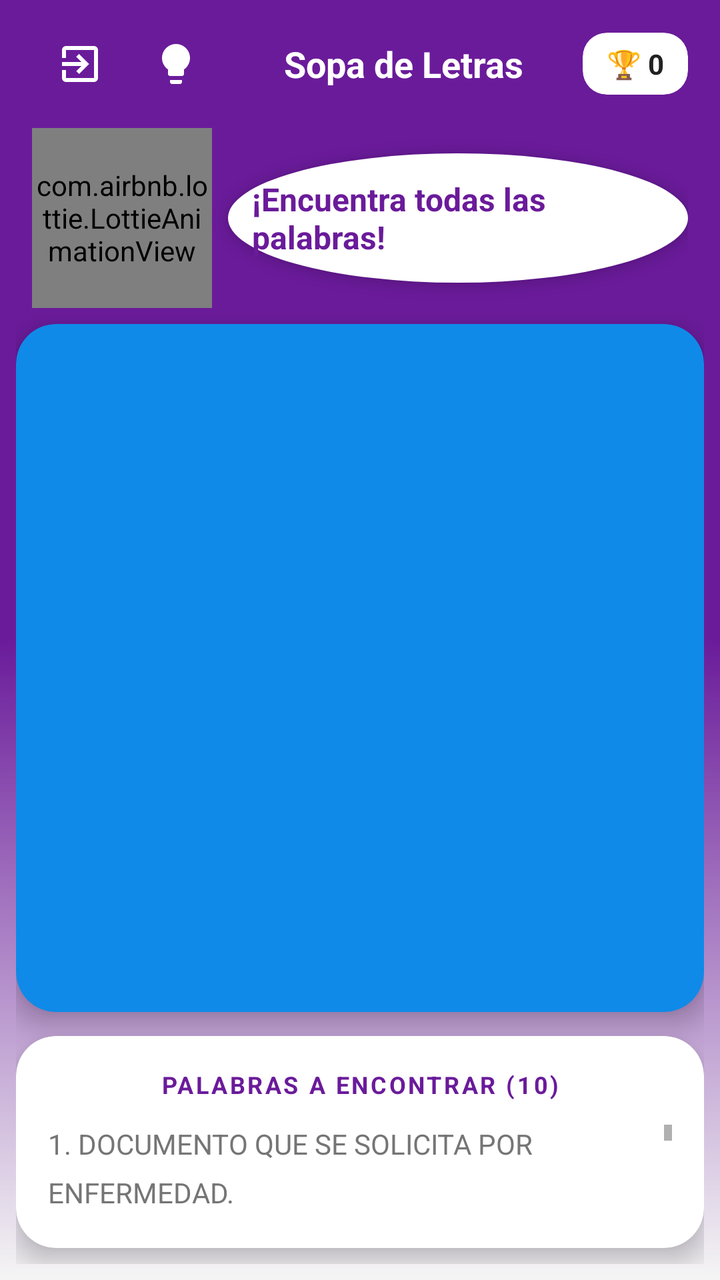
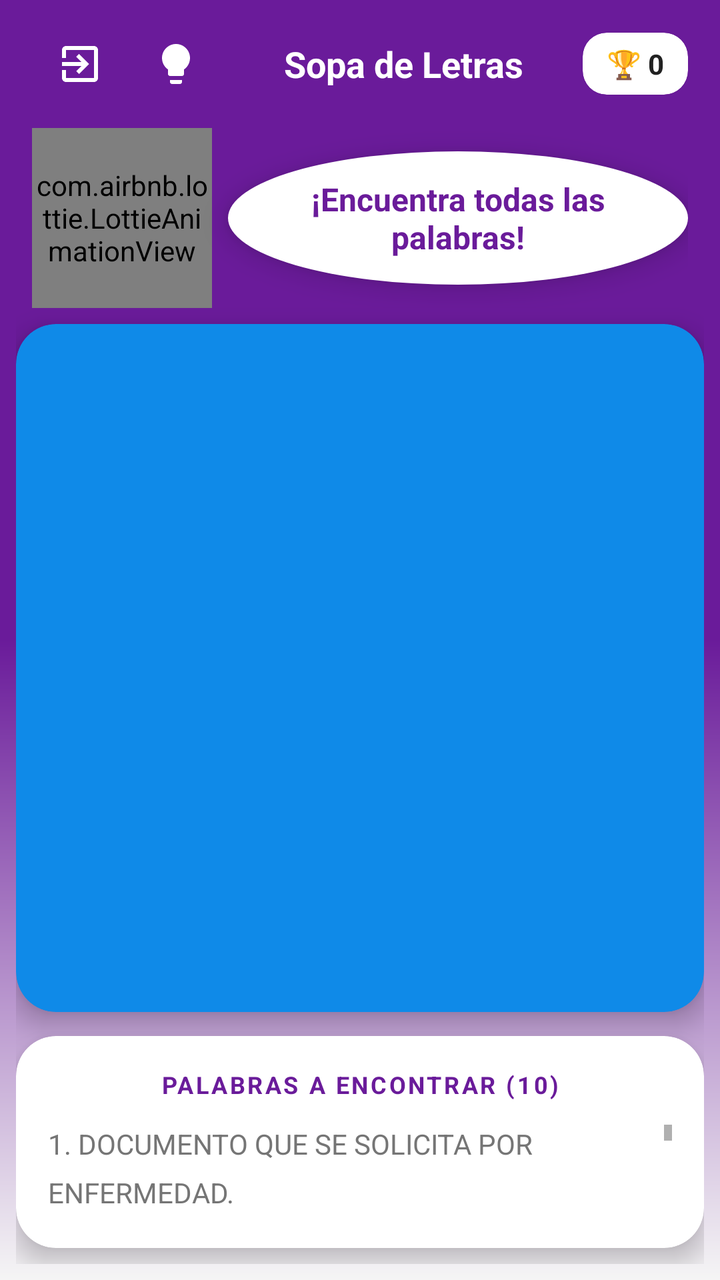

Screens rendered from an Android XML layout before and after an edit, with the pre-edit source and the edit as a unified diff.
<!-- AndroidManifest.xml: activity theme Theme.ReglamentoUpp -->
<!-- res/layout/activity_word_search.xml -->
<?xml version="1.0" encoding="utf-8"?>
<androidx.constraintlayout.widget.ConstraintLayout
    xmlns:android="http://schemas.android.com/apk/res/android"
    xmlns:app="http://schemas.android.com/apk/res-auto"
    xmlns:tools="http://schemas.android.com/tools"
    android:layout_width="match_parent"
    android:layout_height="match_parent"
    android:background="@drawable/game_background"
    android:padding="8dp"
    tools:context=".WordSearchActivity">

    <LinearLayout
        android:id="@+id/headerLayout"
        android:layout_width="match_parent"
        android:layout_height="wrap_content"
        android:orientation="horizontal"
        android:gravity="center_vertical"
        android:paddingHorizontal="8dp"
        app:layout_constraintTop_toTopOf="parent">

        <ImageButton
            android:id="@+id/btnBack"
            android:layout_width="48dp"
            android:layout_height="48dp"
            android:background="?attr/selectableItemBackgroundBorderless"
            android:src="@drawable/ic_logout"
            app:tint="@color/white"
            android:contentDescription="Volver" />

        <ImageButton
            android:id="@+id/btnHelpWS"
            android:layout_width="48dp"
            android:layout_height="48dp"
            android:background="?attr/selectableItemBackgroundBorderless"
            android:src="@drawable/ic_foco"
            app:tint="@color/white" />

        <TextView
            android:layout_width="0dp"
            android:layout_height="wrap_content"
            android:layout_weight="1"
            android:text="Sopa de Letras"
            android:textAlignment="center"
            android:textColor="@color/white"
            android:textStyle="bold"
            android:textSize="18sp" />

        <com.google.android.material.card.MaterialCardView
            android:layout_width="wrap_content"
            android:layout_height="wrap_content"
            app:cardCornerRadius="12dp"
            app:cardBackgroundColor="@color/white">

            <LinearLayout
                android:layout_width="wrap_content"
                android:layout_height="wrap_content"
                android:orientation="horizontal"
                android:paddingHorizontal="12dp"
                android:paddingVertical="6dp"
                android:gravity="center_vertical">

                <TextView
                    android:id="@+id/tv_score_puntos"
                    android:layout_width="wrap_content"
                    android:layout_height="wrap_content"
                    android:text="🏆 0"
                    android:textColor="@color/text_primary"
                    android:textStyle="bold" />
            </LinearLayout>
        </com.google.android.material.card.MaterialCardView>
    </LinearLayout>

    <LinearLayout
        android:id="@+id/llMascotArea"
        android:layout_width="match_parent"
        android:layout_height="wrap_content"
        android:orientation="horizontal"
        android:paddingHorizontal="8dp"
        android:paddingTop="8dp"
        android:gravity="center_vertical"
        app:layout_constraintTop_toBottomOf="@id/headerLayout">

        <com.airbnb.lottie.LottieAnimationView
            android:id="@+id/lottieMascot"
            android:layout_width="90dp"
            android:layout_height="90dp"
            app:lottie_rawRes="@raw/owlie_nodding"
            app:lottie_autoPlay="true"
            app:lottie_loop="true" />

        <TextView
            android:id="@+id/tvMessage"
            android:layout_width="match_parent"
            android:layout_height="wrap_content"
            android:background="@drawable/white_circle_bg"
            android:padding="12dp"
            android:layout_marginStart="8dp"
            android:text="¡Encuentra todas las palabras!"
            android:textColor="@color/upp_primary"
            android:textStyle="bold"
            android:textSize="16sp"
            android:elevation="4dp"/>
    </LinearLayout>

    <com.google.android.material.card.MaterialCardView
        android:id="@+id/cardCuadricula"
        android:layout_width="match_parent"
        android:layout_height="0dp"
        android:layout_marginTop="8dp"
        app:cardCornerRadius="20dp"
        app:cardElevation="8dp"
        app:cardBackgroundColor="#0F8AE8"
        app:layout_constraintTop_toBottomOf="@id/llMascotArea"
        app:layout_constraintDimensionRatio="1:1">

        <GridLayout
            android:id="@+id/contenedor_cuadricula"
            android:layout_width="match_parent"
            android:layout_height="match_parent"
            android:padding="4dp"
            android:columnCount="14"
            android:rowCount="14" />
    </com.google.android.material.card.MaterialCardView>

    <com.google.android.material.card.MaterialCardView
        android:id="@+id/cardPalabras"
        android:layout_width="match_parent"
        android:layout_height="0dp"
        android:layout_marginTop="12dp"
        android:layout_marginBottom="8dp"
        app:cardCornerRadius="20dp"
        app:cardElevation="8dp"
        app:cardBackgroundColor="@color/white"
        app:layout_constraintTop_toBottomOf="@id/cardCuadricula"
        app:layout_constraintBottom_toTopOf="@id/btn_regresar">

        <LinearLayout
            android:layout_width="match_parent"
            android:layout_height="match_parent"
            android:orientation="vertical"
            android:padding="16dp">

            <TextView
                android:id="@+id/titulo_palabras"
                android:layout_width="match_parent"
                android:layout_height="wrap_content"
                android:text="PALABRAS A ENCONTRAR (10)"
                android:textSize="12sp"
                android:letterSpacing="0.1"
                android:textColor="@color/upp_primary"
                android:textStyle="bold"
                android:gravity="center"
                android:layout_marginBottom="12dp"/>

            <ScrollView
                android:id="@+id/scroll_palabras"
                android:layout_width="match_parent"
                android:layout_height="0dp"
                android:layout_weight="1"
                android:fadeScrollbars="false">

                <TextView
                    android:id="@+id/lista_palabras"
                    android:layout_width="match_parent"
                    android:layout_height="wrap_content"
                    android:lineSpacingExtra="8dp"
                    android:paddingBottom="8dp"
                    android:text="1. DOCUMENTO QUE SE SOLICITA POR ENFERMEDAD.\n\n2. DOCUMENTO QUE HABLA SOBRE REGLAS.\n\n3. DOCUMENTO QUE RECIBES AL FINALIZAR LA CARRERA.\n\n4. RECURSO QUE EL ESTUDIANTE DEBE CUIDAR AL USAR EN LABORATORIOS.\n\n5. TRÁMITE OBLIGATORIO PARA MANTENER EL ESTATUS DE ALUMNO ACTIVO CADA PERIODO.\n\n6. EL PROCESO DE REVISIÓN FORMAL DE UNA CALIFICACIÓN CON LA QUE EL ALUMNO NO ESTÁ DE ACUERDO.\n\n7. SERVICIO OBLIGATORIO QUE EL ALUMNO DEBE CUMPLIR COMO REQUISITO DE TITULACIÓN.\n\n8. RESULTADO DIRECTO DE COMETER UNA FALTA GRAVE.\n\n9. LA CLASIFICACIÓN QUE RECIBE LA ALTERACIÓN DE HORARIOS, FECHAS O FOLIOS DE DOCUMENTOS OFICIALES.\n\n10. NOMBRE DEL LISTADO DE ACCIONES QUE NO SON PERMITIDAS."
                    android:textColor="@color/text_secondary"
                    android:textSize="14sp" />
            </ScrollView>
        </LinearLayout>
    </com.google.android.material.card.MaterialCardView>

    <com.google.android.material.button.MaterialButton
        android:id="@+id/btn_regresar"
        android:layout_width="match_parent"
        android:layout_height="56dp"
        android:text="REGRESAR AL MENÚ"
        android:textColor="@color/white"
        android:textSize="16sp"
        android:textStyle="bold"
        app:cornerRadius="16dp"
        app:backgroundTint="@color/upp_primary"
        android:visibility="gone"
        app:layout_constraintBottom_toBottomOf="parent"
        tools:visibility="visible"/>

</androidx.constraintlayout.widget.ConstraintLayout>
<!-- resources referenced by this layout -->
<resources>
  <color name="text_primary">#212121</color>
  <color name="text_secondary">#757575</color>
  <color name="upp_primary">#6A1B9A</color>
  <color name="white">#FFFFFFFF</color>
  <!-- drawable game_background (drawable) -->
  <?xml version="1.0" encoding="utf-8"?>
  <shape xmlns:android="http://schemas.android.com/apk/res/android">
      <gradient
          android:angle="270"
          android:startColor="@color/gradient_start"
          android:centerColor="@color/upp_primary"
          android:endColor="@color/app_bg"
          android:endY="0.7"
          android:type="linear" />
  </shape>
  <!-- drawable ic_foco (drawable) -->
  <vector xmlns:android="http://schemas.android.com/apk/res/android"
      android:width="24dp"
      android:height="24dp"
      android:viewportWidth="24"
      android:viewportHeight="24">
      <path
          android:fillColor="#FFFFFF"
          android:pathData="M9,21c0,0.55 0.45,1 1,1h4c0.55,0 1,-0.45 1,-1v-1H9V21zM12,2C8.14,2 5,5.14 5,9c0,2.38 1.19,4.47 3,5.74V17c0,0.55 0.45,1 1,1h6c0.55,0 1,-0.45 1,-1v-2.26c1.81,-1.27 3,-3.36 3,-5.74C19,5.14 15.86,2 12,2z"/>
  </vector>
  <!-- drawable ic_logout (drawable) -->
  <vector xmlns:android="http://schemas.android.com/apk/res/android"
      android:width="24dp"
      android:height="24dp"
      android:viewportWidth="24"
      android:viewportHeight="24"
      android:tint="#FFFFFF">
      <path
          android:fillColor="@android:color/white"
          android:pathData="M10.09,15.59L11.5,17l5,-5 -5,-5 -1.41,1.41L12.67,11H3v2h9.67l-2.58,2.59zM19,3H5c-1.11,0 -2,0.9 -2,2v4h2V5h14v14H5v-4H3v4c0,1.1 0.89,2 2,2h14c1.1,0 2,-0.9 2,-2V5c0,-1.1 -0.9,-2 -2,-2z"/>
  </vector>
  <!-- drawable white_circle_bg (drawable) -->
  <?xml version="1.0" encoding="utf-8"?>
  <shape xmlns:android="http://schemas.android.com/apk/res/android" android:shape="oval">
      <solid android:color="@color/white"/>
  </shape>
  <style name="Theme.ReglamentoUpp" parent="Theme.MaterialComponents.DayNight.NoActionBar">
          <item name="colorPrimary">@color/upp_primary</item>
          <item name="colorPrimaryVariant">@color/upp_primary_dark</item>
          <item name="colorOnPrimary">@color/white</item>
          <item name="colorSecondary">@color/upp_accent</item>
          <item name="colorSecondaryVariant">@color/upp_secondary</item>
          <item name="colorOnSecondary">@color/white</item>
  
          <item name="shapeAppearanceSmallComponent">@style/ShapeAppearance.App.SmallComponent</item>
          <item name="shapeAppearanceMediumComponent">@style/ShapeAppearance.App.MediumComponent</item>
          <item name="shapeAppearanceLargeComponent">@style/ShapeAppearance.App.LargeComponent</item>
  
          <item name="textInputStyle">@style/Widget.MaterialComponents.TextInputLayout.OutlinedBox.Rounded</item>
      </style>
  <color name="gradient_start">#6A1B9A</color>
  <color name="app_bg">#F5F5F5</color>
  <color name="upp_primary_dark">#4A148C</color>
  <color name="upp_accent">#AB47BC</color>
  <color name="upp_secondary">#8E24AA</color>
  <style name="ShapeAppearance.App.SmallComponent" parent="ShapeAppearance.MaterialComponents.SmallComponent">
          <item name="cornerFamily">rounded</item>
          <item name="cornerSize">50%</item> </style>
  <style name="ShapeAppearance.App.MediumComponent" parent="ShapeAppearance.MaterialComponents.MediumComponent">
          <item name="cornerFamily">rounded</item>
          <item name="cornerSize">28dp</item> </style>
  <style name="ShapeAppearance.App.LargeComponent" parent="ShapeAppearance.MaterialComponents.LargeComponent">
          <item name="cornerFamily">rounded</item>
          <item name="cornerSize">36dp</item> </style>
  <style name="Widget.MaterialComponents.TextInputLayout.OutlinedBox.Rounded" parent="Widget.MaterialComponents.TextInputLayout.OutlinedBox">
          <item name="boxCornerRadiusTopStart">24dp</item>
          <item name="boxCornerRadiusTopEnd">24dp</item>
          <item name="boxCornerRadiusBottomStart">24dp</item>
          <item name="boxCornerRadiusBottomEnd">24dp</item>
      </style>
</resources>

<!-- the commit's change to res/layout/activity_word_search.xml (unified diff, before → after) -->
@@ -90,16 +90,18 @@
 
         <TextView
             android:id="@+id/tvMessage"
-            android:layout_width="match_parent"
+            android:layout_width="0dp"
+            android:layout_weight="1"
             android:layout_height="wrap_content"
+            android:layout_marginStart="8dp"
             android:background="@drawable/white_circle_bg"
-            android:padding="12dp"
-            android:layout_marginStart="8dp"
+            android:elevation="8dp"
+            android:padding="13dp"
             android:text="¡Encuentra todas las palabras!"
             android:textColor="@color/upp_primary"
+            android:textSize="16sp"
             android:textStyle="bold"
-            android:textSize="16sp"
-            android:elevation="4dp"/>
+            android:gravity="center" />
     </LinearLayout>
 
     <com.google.android.material.card.MaterialCardView
@@ -117,8 +119,8 @@
             android:id="@+id/contenedor_cuadricula"
             android:layout_width="match_parent"
             android:layout_height="match_parent"
+            android:columnCount="14"
             android:padding="4dp"
-            android:columnCount="14"
             android:rowCount="14" />
     </com.google.android.material.card.MaterialCardView>
 
